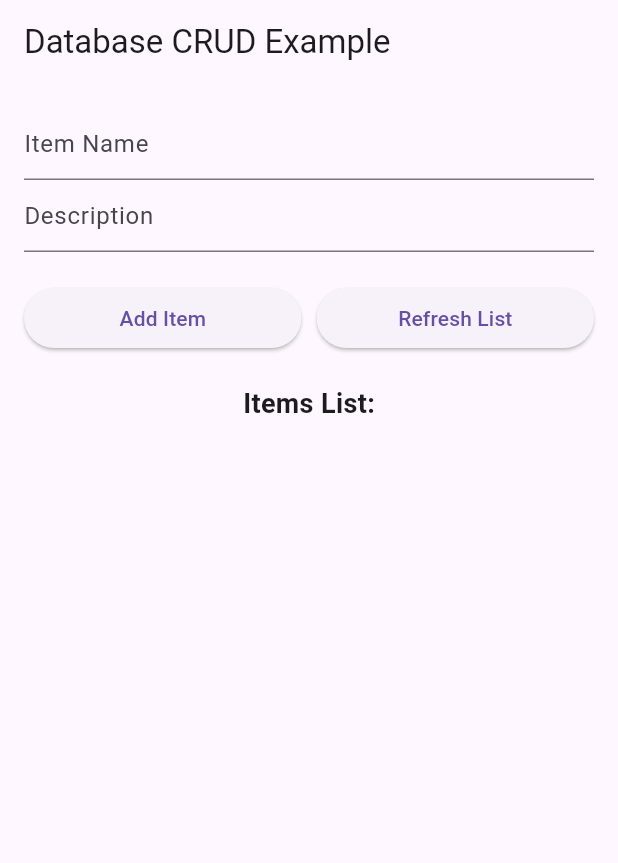
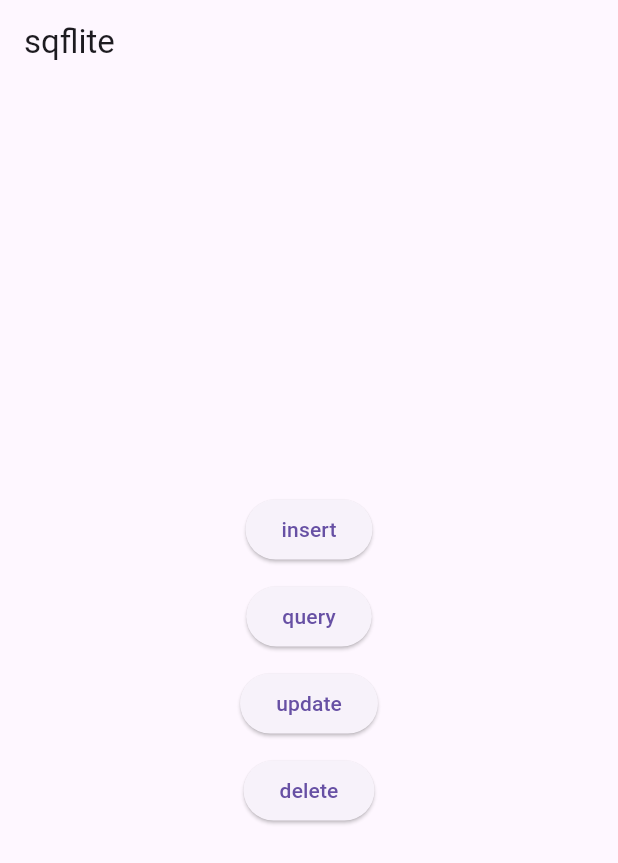
Before and after one commit to chrisnguyen18/local_storage_practice, a Flutter app: the screen it shows after launch, on a phone screen of 412 x 824 dp. Shown: the top 863 px of the screen. Run offline on Flutter 3.47's test engine with Material 3 defaults, Android fonts, the phone set to English and light mode, and no system bars; our stand-ins replace sqflite; accounts and stored records are empty.

Commit message:
Added the given codes

```diff
--- a/lib/database/database_helper.dart
+++ /dev/null
@@ -1,65 +0,0 @@
-import 'package:sqflite/sqflite.dart';
-import 'package:path/path.dart';
-import 'models/item.dart';
-
-class DBHelper {
-  DBHelper._privateConstructor();
-  static final DBHelper instance = DBHelper._privateConstructor();
-
-  static Database? _database;
-
-  Future<Database> get database async {
-    if (_database != null) return _database!;
-    _database = await _initializeDatabase();
-    return _database!;
-  }
-
-  Future<Database> _initializeDatabase() async {
-    String path = join(await getDatabasesPath(), 'my_database.db');
-    return await openDatabase(
-      path,
-      version: 1,
-      onCreate: _createTable,
-    );
-  }
-
-  Future<void> _createTable(Database db, int version) async {
-    await db.execute('''
-      CREATE TABLE items (
-        id INTEGER PRIMARY KEY AUTOINCREMENT,
-        name TEXT NOT NULL,
-        description TEXT
-      )
-    ''');
-  }
-
-  Future<int> insertItem(Item item) async {
-    final db = await database;
-    return await db.insert('items', item.toMap());
-  }
-
-  Future<List<Item>> getItems() async {
-    final db = await database;
-    final List<Map<String, dynamic>> maps = await db.query('items');
-    return List.generate(maps.length, (i) => Item.fromMap(maps[i]));
-  }
-
-  Future<int> updateItem(Item item) async {
-    final db = await database;
-    return await db.update(
-      'items',
-      item.toMap(),
-      where: 'id = ?',
-      whereArgs: [item.id],
-    );
-  }
-
-  Future<int> deleteItem(int id) async {
-    final db = await database;
-    return await db.delete(
-      'items',
-      where: 'id = ?',
-      whereArgs: [id],
-    );
-  }
-}
--- a/lib/database_helper.dart
+++ b/lib/database_helper.dart
@@ -0,0 +1,94 @@
+import 'package:path/path.dart';
+import 'package:sqflite/sqflite.dart';
+import 'package:path_provider/path_provider.dart';
+
+
+class DatabaseHelper {
+  static const _databaseName = "MyDatabase.db";
+  static const _databaseVersion = 1;
+
+
+  static const table = 'my_table';
+
+
+  static const columnId = '_id';
+  static const columnName = 'name';
+  static const columnAge = 'age';
+
+
+  late Database _db;
+
+
+  // this opens the database (and creates it if it doesn't exist)
+  Future<void> init() async {
+    final documentsDirectory = await getApplicationDocumentsDirectory();
+    final path = join(documentsDirectory.path, _databaseName);
+    _db = await openDatabase(
+      path,
+      version: _databaseVersion,
+      onCreate: _onCreate,
+    );
+  }
+
+
+  // SQL code to create the database table
+  Future _onCreate(Database db, int version) async {
+    await db.execute('''
+          CREATE TABLE $table (
+            $columnId INTEGER PRIMARY KEY,
+            $columnName TEXT NOT NULL,
+            $columnAge INTEGER NOT NULL
+          )
+          ''');
+  }
+
+
+  // Helper methods
+
+
+  // Inserts a row in the database where each key in the Map is a column name
+  // and the value is the column value. The return value is the id of the
+  // inserted row.
+  Future<int> insert(Map<String, dynamic> row) async {
+    return await _db.insert(table, row);
+  }
+
+
+  // All of the rows are returned as a list of maps, where each map is
+  // a key-value list of columns.
+  Future<List<Map<String, dynamic>>> queryAllRows() async {
+    return await _db.query(table);
+  }
+
+
+  // All of the methods (insert, query, update, delete) can also be done using
+  // raw SQL commands. This method uses a raw query to give the row count.
+  Future<int> queryRowCount() async {
+    final results = await _db.rawQuery('SELECT COUNT(*) FROM $table');
+    return Sqflite.firstIntValue(results) ?? 0;
+  }
+
+
+  // We are assuming here that the id column in the map is set. The other
+  // column values will be used to update the row.
+  Future<int> update(Map<String, dynamic> row) async {
+    int id = row[columnId];
+    return await _db.update(
+      table,
+      row,
+      where: '$columnId = ?',
+      whereArgs: [id],
+    );
+  }
+
+
+  // Deletes the row specified by the id. The number of affected rows is
+  // returned. This should be 1 as long as the row exists.
+  Future<int> delete(int id) async {
+    return await _db.delete(
+      table,
+      where: '$columnId = ?',
+      whereArgs: [id],
+    );
+  }
+}
--- a/lib/main.dart
+++ b/lib/main.dart
@@ -1,124 +1,117 @@
 import 'package:flutter/material.dart';
-import 'database/db_helper.dart';
-import 'database/models/item.dart';
+import 'database_helper.dart';
 
-void main() {
+
+// Here we are using a global variable. You can use something like
+// get_it in a production app.
+final dbHelper = DatabaseHelper();
+
+
+Future<void> main() async {
+  WidgetsFlutterBinding.ensureInitialized();
+  // initialize the database
+  await dbHelper.init();
   runApp(const MyApp());
 }
+
 
 class MyApp extends StatelessWidget {
   const MyApp({super.key});
 
+
   @override
   Widget build(BuildContext context) {
     return MaterialApp(
-      title: 'Database Demo',
-      theme: ThemeData(primarySwatch: Colors.blue),
-      home: const DatabaseExample(),
+      title: 'SQFlite Demo',
+      theme: ThemeData(
+        primarySwatch: Colors.blue,
+      ),
+      home: const MyHomePage(),
     );
   }
 }
 
-class DatabaseExample extends StatefulWidget {
-  const DatabaseExample({super.key});
 
-  @override
-  State<DatabaseExample> createState() => _DatabaseExampleState();
-}
+class MyHomePage extends StatelessWidget {
+  const MyHomePage({super.key});
 
-class _DatabaseExampleState extends State<DatabaseExample> {
-  final dbHelper = DBHelper.instance;
-  final TextEditingController nameController = TextEditingController();
-  final TextEditingController descController = TextEditingController();
 
-  List<Item> items = [];
-
-  void _addItem() async {
-    final newItem = Item(
-      name: nameController.text,
-      description: descController.text,
-    );
-    await dbHelper.insertItem(newItem);
-    _refreshItems();
-    _clearTextFields();
-  }
-
-  void _refreshItems() async {
-    final data = await dbHelper.getItems();
-    setState(() {
-      items = data;
-    });
-  }
-
-  void _clearTextFields() {
-    nameController.clear();
-    descController.clear();
-  }
-
-  @override
-  void initState() {
-    super.initState();
-    _refreshItems();
-  }
-
+  // homepage layout
   @override
   Widget build(BuildContext context) {
     return Scaffold(
-      appBar: AppBar(title: const Text('Database CRUD Example')),
-      body: Padding(
-        padding: const EdgeInsets.all(16.0),
+      appBar: AppBar(
+        title: const Text('sqflite'),
+      ),
+      body: Center(
         child: Column(
-          children: [
-            TextField(
-              controller: nameController,
-              decoration: const InputDecoration(hintText: 'Item Name'),
+          mainAxisAlignment: MainAxisAlignment.center,
+          children: <Widget>[
+            ElevatedButton(
+              onPressed: _insert,
+              child: const Text('insert'),
             ),
-            TextField(
-              controller: descController,
-              decoration: const InputDecoration(hintText: 'Description'),
+            const SizedBox(height: 10),
+            ElevatedButton(
+              onPressed: _query,
+              child: const Text('query'),
             ),
-            const SizedBox(height: 20),
-            Row(
-              children: [
-                Expanded(
-                  child: ElevatedButton(
-                    onPressed: _addItem,
-                    child: const Text('Add Item'),
-                  ),
-                ),
-                const SizedBox(width: 10),
-                Expanded(
-                  child: ElevatedButton(
-                    onPressed: _refreshItems,
-                    child: const Text('Refresh List'),
-                  ),
-                ),
-              ],
+            const SizedBox(height: 10),
+            ElevatedButton(
+              onPressed: _update,
+              child: const Text('update'),
             ),
-            const SizedBox(height: 20),
-            const Text('Items List:', style: TextStyle(fontSize: 18, fontWeight: FontWeight.bold)),
-            Expanded(
-              child: ListView.builder(
-                itemCount: items.length,
-                itemBuilder: (context, index) {
-                  final item = items[index];
-                  return ListTile(
-                    title: Text(item.name),
-                    subtitle: Text(item.description),
-                    trailing: IconButton(
-                      icon: const Icon(Icons.delete, color: Colors.red),
-                      onPressed: () async {
-                        await dbHelper.deleteItem(item.id!);
-                        _refreshItems();
-                      },
-                    ),
-                  );
-                },
-              ),
+            const SizedBox(height: 10),
+            ElevatedButton(
+              onPressed: _delete,
+              child: const Text('delete'),
             ),
           ],
         ),
       ),
     );
   }
+
+
+  // Button onPressed methods
+
+
+  void _insert() async {
+    // row to insert
+    Map<String, dynamic> row = {
+      DatabaseHelper.columnName: 'Bob',
+      DatabaseHelper.columnAge: 23
+    };
+    final id = await dbHelper.insert(row);
+    debugPrint('inserted row id: $id');
+  }
+
+
+  void _query() async {
+    final allRows = await dbHelper.queryAllRows();
+    debugPrint('query all rows:');
+    for (final row in allRows) {
+      debugPrint(row.toString());
+    }
+  }
+
+
+  void _update() async {
+    // row to update
+    Map<String, dynamic> row = {
+      DatabaseHelper.columnId: 1,
+      DatabaseHelper.columnName: 'Mary',
+      DatabaseHelper.columnAge: 32
+    };
+    final rowsAffected = await dbHelper.update(row);
+    debugPrint('updated $rowsAffected row(s)');
+  }
+
+
+  void _delete() async {
+    // Assuming that the number of rows is the id for the last row.
+    final id = await dbHelper.queryRowCount();
+    final rowsDeleted = await dbHelper.delete(id);
+    debugPrint('deleted $rowsDeleted row(s): row $id');
+  }
 }
--- a/pubspec.yaml
+++ b/pubspec.yaml
@@ -32,6 +32,7 @@ dependencies:
     sdk: flutter
   sqflite: ^2.3.0  # SQLite for Flutter
   path: ^1.8.0     # Handles file paths
+  path_provider: ^2.0.11 # Finds commonly used locations on the filesystem
 
   # The following adds the Cupertino Icons font to your application.
   # Use with the CupertinoIcons class for iOS style icons.
```
Also changed, not shown: pubspec.lock, 1 other file.
